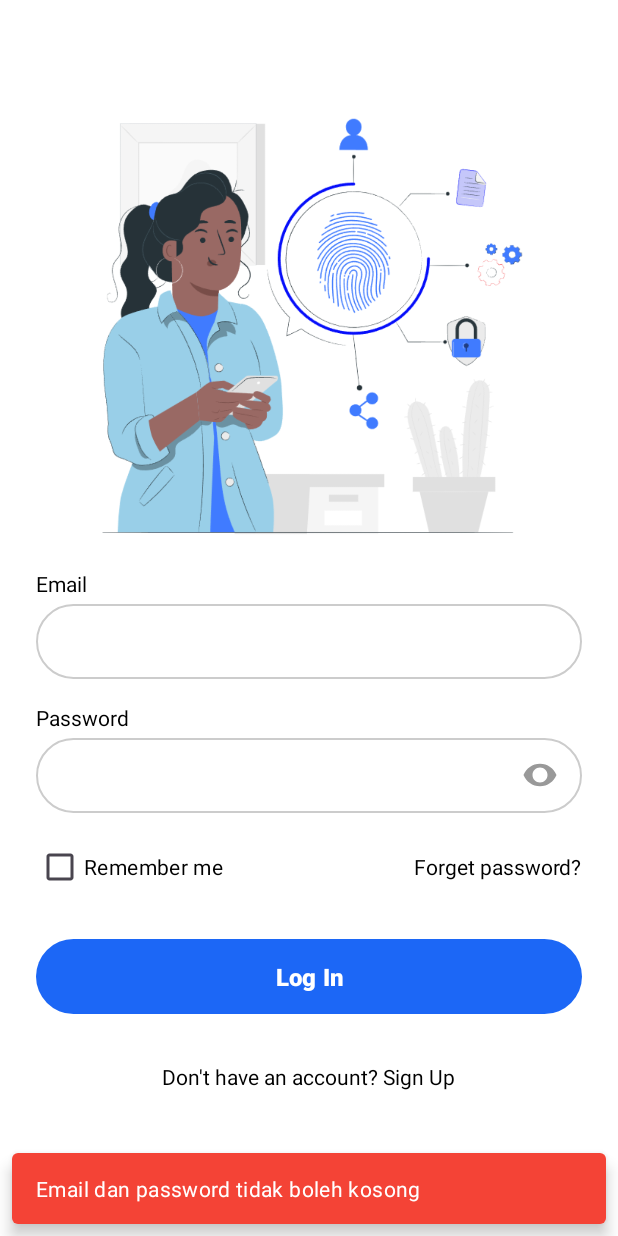
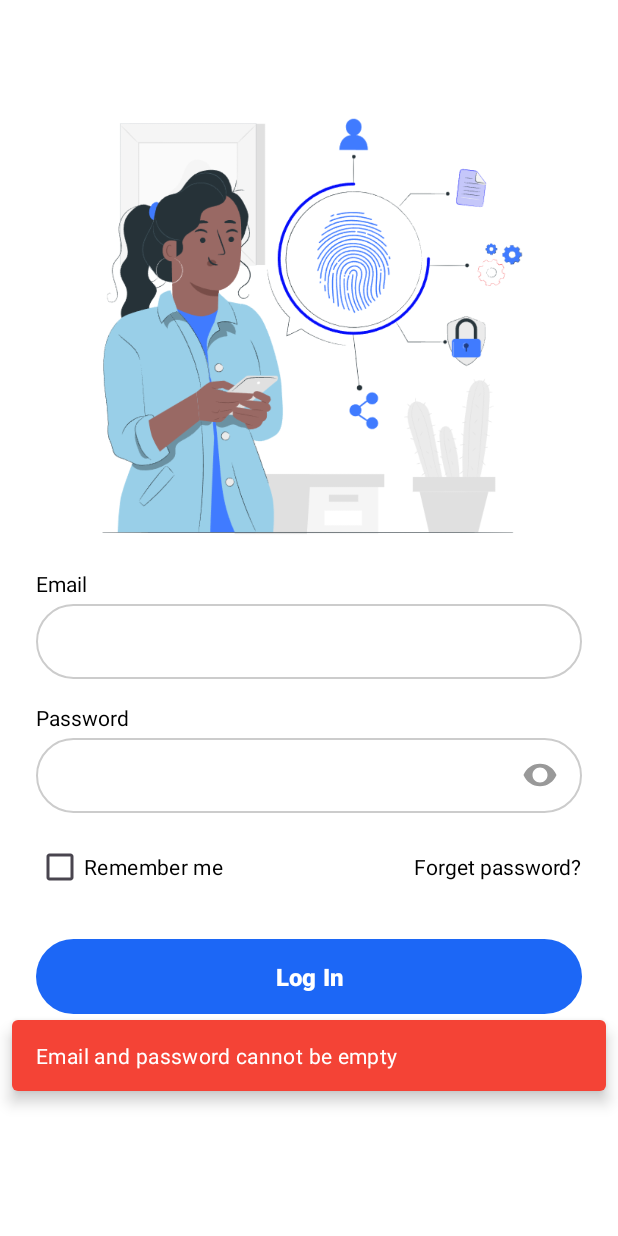
Before and after one commit to jibrankhairy/bithouse-app, an Android app: the screen it shows after launch (LoginActivity), after a tap on "Log In", on a phone screen of 412 x 824 dp. Run offline under Robolectric (Android 15) with nearby library versions, the light colour scheme and no system bars; our stand-ins replace Firebase (no records; nobody signed in at launch, a user with empty details on screens opened directly); 1 other tap on this screen came first.

Commit message:
feat(auth): show specific error messages for invalid email or wrong password on login

```diff
--- a/app/src/main/java/com/example/bitapp/LoginActivity.kt
+++ b/app/src/main/java/com/example/bitapp/LoginActivity.kt
@@ -1,8 +1,13 @@
 package com.example.bitapp
 
 import android.content.Intent
+import android.graphics.Color
 import android.os.Bundle
+import android.os.Handler
+import android.os.Looper
 import android.text.InputType
+import android.view.MotionEvent
+import android.view.View
 import android.widget.*
 import androidx.appcompat.app.AppCompatActivity
 import androidx.core.content.ContextCompat
@@ -31,9 +36,23 @@ class LoginActivity : AppCompatActivity() {
         val etPassword = findViewById<EditText>(R.id.etPassword)
         val btnLogin = findViewById<Button>(R.id.btnLogin)
         val tvToRegister = findViewById<TextView>(R.id.tvToRegister)
-        val rootView = findViewById<LinearLayout>(R.id.main) // Gunakan root layout sebagai anchor Snackbar
+        val ivTogglePassword = findViewById<ImageView>(R.id.ivTogglePassword)
+        val snackbarAnchor = findViewById<View>(R.id.snackbarAnchor)
+        val checkRemember = findViewById<CheckBox>(R.id.checkRemember)
 
-        val ivTogglePassword = findViewById<ImageView>(R.id.ivTogglePassword)
+
+
+        btnLogin.setOnTouchListener { v, event ->
+            when (event.action) {
+                MotionEvent.ACTION_DOWN -> {
+                    v.animate().scaleX(0.96f).scaleY(0.96f).setDuration(80).start()
+                }
+                MotionEvent.ACTION_UP, MotionEvent.ACTION_CANCEL -> {
+                    v.animate().scaleX(1f).scaleY(1f).setDuration(80).start()
+                }
+            }
+            false
+        }
 
         var isPasswordVisible = false
 
@@ -41,21 +60,38 @@ class LoginActivity : AppCompatActivity() {
             isPasswordVisible = !isPasswordVisible
             if (isPasswordVisible) {
                 etPassword.inputType = InputType.TYPE_CLASS_TEXT or InputType.TYPE_TEXT_VARIATION_VISIBLE_PASSWORD
-                ivTogglePassword.setImageResource(R.drawable.ic_eye) // mata terbuka
+                ivTogglePassword.setImageResource(R.drawable.ic_eye)
             } else {
                 etPassword.inputType = InputType.TYPE_CLASS_TEXT or InputType.TYPE_TEXT_VARIATION_PASSWORD
-                ivTogglePassword.setImageResource(R.drawable.ic_eye_off) // mata tertutup
+                ivTogglePassword.setImageResource(R.drawable.ic_eye_off)
             }
-            // agar cursor tetap di akhir teks
             etPassword.setSelection(etPassword.text.length)
         }
+
+        val sharedPreferences = getSharedPreferences("loginPrefs", MODE_PRIVATE)
+        val isRemembered = sharedPreferences.getBoolean("rememberMe", false)
+
+        if (isRemembered) {
+            val savedEmail = sharedPreferences.getString("email", "")
+            val savedPassword = sharedPreferences.getString("password", "")
+
+            etEmail.setText(savedEmail)
+            etPassword.setText(savedPassword)
+            checkRemember.isChecked = true
+        }
+
 
         btnLogin.setOnClickListener {
             val email = etEmail.text.toString()
             val password = etPassword.text.toString()
 
+
             if (email.isEmpty() || password.isEmpty()) {
-                showSnackbar(rootView, "Email dan password tidak boleh kosong", R.color.red)
+                Snackbar.make(snackbarAnchor, "Email and password cannot be empty", Snackbar.LENGTH_LONG)
+                    .setAnchorView(snackbarAnchor)
+                    .setBackgroundTint(ContextCompat.getColor(this, R.color.red))
+                    .setTextColor(Color.WHITE)
+                    .show()
             } else {
                 auth.signInWithEmailAndPassword(email, password)
                     .addOnCompleteListener { task ->
@@ -66,15 +102,35 @@ class LoginActivity : AppCompatActivity() {
                                 sharedPreferences.edit().putString("uid", uid).apply()
                             }
 
-                            showSnackbar(rootView, "Login berhasil", R.color.secondary)
-                            startActivity(Intent(this, MainActivity::class.java))
-                            finish()
+                            // ✅ Simpan login jika Remember Me dicentang
+                            val loginPrefs = getSharedPreferences("loginPrefs", MODE_PRIVATE)
+                            if (checkRemember.isChecked) {
+                                loginPrefs.edit()
+                                    .putBoolean("rememberMe", true)
+                                    .putString("email", email)
+                                    .putString("password", password)
+                                    .apply()
+                            } else {
+                                loginPrefs.edit().clear().apply()
+                            }
+
+                            Snackbar.make(snackbarAnchor, "Login Successful!", Snackbar.LENGTH_LONG)
+                                .setAnchorView(snackbarAnchor)
+                                .setBackgroundTint(ContextCompat.getColor(this, R.color.secondary))
+                                .setTextColor(Color.WHITE)
+                                .show()
+
+                            Handler(Looper.getMainLooper()).postDelayed({
+                                startActivity(Intent(this, MainActivity::class.java))
+                                finish()
+                            }, 1000)
+
                         } else {
-                            showSnackbar(
-                                rootView,
-                                "Login gagal: ${task.exception?.message}",
-                                R.color.red
-                            )
+                            Snackbar.make(snackbarAnchor, "Login Failed! Incorrect email or password", Snackbar.LENGTH_LONG)
+                                .setAnchorView(snackbarAnchor)
+                                .setBackgroundTint(ContextCompat.getColor(this, R.color.red))
+                                .setTextColor(Color.WHITE)
+                                .show()
                         }
                     }
             }
@@ -86,11 +142,4 @@ class LoginActivity : AppCompatActivity() {
             finish()
         }
     }
-
-    private fun showSnackbar(view: LinearLayout, message: String, colorResId: Int) {
-        Snackbar.make(view, message, Snackbar.LENGTH_LONG)
-            .setBackgroundTint(ContextCompat.getColor(this, colorResId))
-            .setTextColor(ContextCompat.getColor(this, android.R.color.white))
-            .show()
-    }
 }
--- a/app/src/main/res/drawable/blue_button_ripple.xml
+++ b/app/src/main/res/drawable/blue_button_ripple.xml
@@ -8,7 +8,7 @@
     <item>
         <shape android:shape="rectangle">
             <solid android:color="@color/secondary" />
-            <corners android:radius="16dp" />
+            <corners android:radius="32dp" />
         </shape>
     </item>
 </ripple>
--- a/app/src/main/res/layout/activity_login.xml
+++ b/app/src/main/res/layout/activity_login.xml
@@ -111,7 +111,7 @@
             android:textStyle="bold"
             android:textSize="16sp"
             android:layout_marginTop="24dp"
-            android:background="@drawable/login_button_background" />
+            android:background="@drawable/blue_button_ripple" />
 
         <TextView
             android:id="@+id/tvToRegister"
@@ -122,5 +122,10 @@
             android:textSize="14sp"
             android:layout_marginTop="32dp"
             android:layout_gravity="center_horizontal"/>
+        <View
+            android:id="@+id/snackbarAnchor"
+            android:layout_width="match_parent"
+            android:layout_height="1dp"
+            android:layout_marginTop="8dp"/>
     </LinearLayout>
 </LinearLayout>
```
